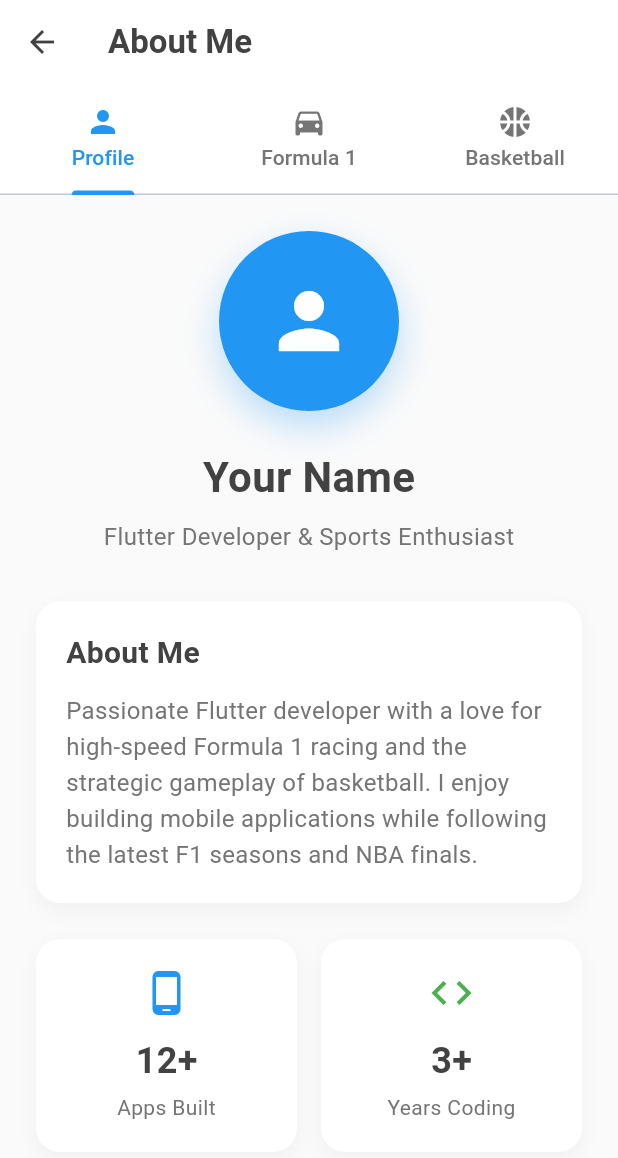
After one commit to Emma-Chelimo/TEST.-LIFESTYLE, a Flutter app: the AboutMePage screen opened directly, on a phone screen of 412 x 824 dp. The commit adds this screen. Shown: the top 1158 px of the screen. Run offline on Flutter 3.47's test engine with Material 3 defaults, Android fonts, the light colour scheme and no system bars; statements that could not run were skipped.

Commit message:
added about_me page

```diff
--- /dev/null
+++ b/lib/about_me.dart
@@ -0,0 +1,571 @@
+// about_me_page.dart
+import 'package:flutter/material.dart';
+
+class AboutMePage extends StatefulWidget {
+  @override
+  _AboutMePageState createState() => _AboutMePageState();
+}
+
+class _AboutMePageState extends State<AboutMePage> with TickerProviderStateMixin {
+  late TabController _tabController;
+
+  @override
+  void initState() {
+    super.initState();
+    _tabController = TabController(length: 3, vsync: this);
+  }
+
+  @override
+  void dispose() {
+    _tabController.dispose();
+    super.dispose();
+  }
+
+  @override
+  Widget build(BuildContext context) {
+    return Scaffold(
+      backgroundColor: Colors.grey[50],
+      appBar: AppBar(
+        title: Text(
+          'About Me',
+          style: TextStyle(
+            fontWeight: FontWeight.bold,
+            color: Colors.grey[800],
+          ),
+        ),
+        backgroundColor: Colors.white,
+        elevation: 0,
+        iconTheme: IconThemeData(color: Colors.grey[800]),
+        bottom: TabBar(
+          controller: _tabController,
+          labelColor: Colors.blue,
+          unselectedLabelColor: Colors.grey[600],
+          indicatorColor: Colors.blue,
+          tabs: [
+            Tab(icon: Icon(Icons.person), text: 'Profile'),
+            Tab(icon: Icon(Icons.directions_car), text: 'Formula 1'),
+            Tab(icon: Icon(Icons.sports_basketball), text: 'Basketball'),
+          ],
+        ),
+      ),
+      body: TabBarView(
+        controller: _tabController,
+        children: [
+          _buildProfileTab(),
+          _buildF1Tab(),
+          _buildBasketballTab(),
+        ],
+      ),
+    );
+  }
+
+  Widget _buildProfileTab() {
+    return SingleChildScrollView(
+      padding: EdgeInsets.all(24.0),
+      child: Column(
+        children: [
+          // Profile Picture
+          Container(
+            width: 120,
+            height: 120,
+            decoration: BoxDecoration(
+              color: Colors.blue,
+              shape: BoxShape.circle,
+              boxShadow: [
+                BoxShadow(
+                  color: Colors.blue.withOpacity(0.3),
+                  blurRadius: 20,
+                  offset: Offset(0, 10),
+                ),
+              ],
+            ),
+            child: Icon(
+              Icons.person,
+              size: 60,
+              color: Colors.white,
+            ),
+          ),
+
+          SizedBox(height: 24),
+
+          // Name and Title
+          Text(
+            'Your Name',
+            style: TextStyle(
+              fontSize: 28,
+              fontWeight: FontWeight.bold,
+              color: Colors.grey[800],
+            ),
+          ),
+
+          SizedBox(height: 8),
+
+          Text(
+            'Flutter Developer & Sports Enthusiast',
+            style: TextStyle(
+              fontSize: 16,
+              color: Colors.grey[600],
+            ),
+          ),
+
+          SizedBox(height: 32),
+
+          // Bio Card
+          Container(
+            width: double.infinity,
+            padding: EdgeInsets.all(20),
+            decoration: BoxDecoration(
+              color: Colors.white,
+              borderRadius: BorderRadius.circular(16),
+              boxShadow: [
+                BoxShadow(
+                  color: Colors.grey.withOpacity(0.1),
+                  blurRadius: 10,
+                  offset: Offset(0, 5),
+                ),
+              ],
+            ),
+            child: Column(
+              crossAxisAlignment: CrossAxisAlignment.start,
+              children: [
+                Text(
+                  'About Me',
+                  style: TextStyle(
+                    fontSize: 20,
+                    fontWeight: FontWeight.bold,
+                    color: Colors.grey[800],
+                  ),
+                ),
+                SizedBox(height: 12),
+                Text(
+                  'Passionate Flutter developer with a love for high-speed Formula 1 racing and the strategic gameplay of basketball. I enjoy building mobile applications while following the latest F1 seasons and NBA finals.',
+                  style: TextStyle(
+                    fontSize: 16,
+                    color: Colors.grey[600],
+                    height: 1.5,
+                  ),
+                ),
+              ],
+            ),
+          ),
+
+          SizedBox(height: 24),
+
+          // Stats Cards
+          Row(
+            children: [
+              Expanded(
+                child: _buildStatCard('Apps Built', '12+', Icons.phone_android, Colors.blue),
+              ),
+              SizedBox(width: 16),
+              Expanded(
+                child: _buildStatCard('Years Coding', '3+', Icons.code, Colors.green),
+              ),
+            ],
+          ),
+        ],
+      ),
+    );
+  }
+
+  Widget _buildF1Tab() {
+    return SingleChildScrollView(
+      padding: EdgeInsets.all(24.0),
+      child: Column(
+        crossAxisAlignment: CrossAxisAlignment.start,
+        children: [
+          // F1 Header
+          Container(
+            width: double.infinity,
+            height: 120,
+            decoration: BoxDecoration(
+              gradient: LinearGradient(
+                colors: [Colors.red[600]!, Colors.red[400]!],
+                begin: Alignment.topLeft,
+                end: Alignment.bottomRight,
+              ),
+              borderRadius: BorderRadius.circular(16),
+            ),
+            child: Center(
+              child: Column(
+                mainAxisAlignment: MainAxisAlignment.center,
+                children: [
+                  Icon(Icons.directions_car, size: 40, color: Colors.white),
+                  SizedBox(height: 8),
+                  Text(
+                    'Formula 1 Passion',
+                    style: TextStyle(
+                      fontSize: 24,
+                      fontWeight: FontWeight.bold,
+                      color: Colors.white,
+                    ),
+                  ),
+                ],
+              ),
+            ),
+          ),
+
+          SizedBox(height: 24),
+
+          // Favorite Driver
+          _buildInfoCard(
+            'Favorite Driver',
+            'Max Verstappen',
+            'Red Bull Racing',
+            Icons.star,
+            Colors.blue[600]!,
+          ),
+
+          SizedBox(height: 16),
+
+          // Favorite Team
+          _buildInfoCard(
+            'Favorite Team',
+            'Red Bull Racing',
+            'Current Champions',
+            Icons.emoji_events,
+            Colors.orange[600]!,
+          ),
+
+          SizedBox(height: 16),
+
+          // Favorite Circuit
+          _buildInfoCard(
+            'Favorite Circuit',
+            'Monaco Grand Prix',
+            'Street Circuit Legend',
+            Icons.location_on,
+            Colors.green[600]!,
+          ),
+
+          SizedBox(height: 24),
+
+          // Recent Season Highlights
+          Text(
+            'Recent Season Highlights',
+            style: TextStyle(
+              fontSize: 20,
+              fontWeight: FontWeight.bold,
+              color: Colors.grey[800],
+            ),
+          ),
+
+          SizedBox(height: 16),
+
+          _buildHighlightCard(
+            '2024 Season',
+            'Following the intense championship battle',
+            Icons.speed,
+          ),
+
+          SizedBox(height: 12),
+
+          _buildHighlightCard(
+            'Best Races',
+            'Monaco, Silverstone, Spa-Francorchamps',
+            Icons.flag,
+          ),
+        ],
+      ),
+    );
+  }
+
+  Widget _buildBasketballTab() {
+    return SingleChildScrollView(
+      padding: EdgeInsets.all(24.0),
+      child: Column(
+        crossAxisAlignment: CrossAxisAlignment.start,
+        children: [
+          // Basketball Header
+          Container(
+            width: double.infinity,
+            height: 120,
+            decoration: BoxDecoration(
+              gradient: LinearGradient(
+                colors: [Colors.orange[600]!, Colors.orange[400]!],
+                begin: Alignment.topLeft,
+                end: Alignment.bottomRight,
+              ),
+              borderRadius: BorderRadius.circular(16),
+            ),
+            child: Center(
+              child: Column(
+                mainAxisAlignment: MainAxisAlignment.center,
+                children: [
+                  Icon(Icons.sports_basketball, size: 40, color: Colors.white),
+                  SizedBox(height: 8),
+                  Text(
+                    'Basketball Finals',
+                    style: TextStyle(
+                      fontSize: 24,
+                      fontWeight: FontWeight.bold,
+                      color: Colors.white,
+                    ),
+                  ),
+                ],
+              ),
+            ),
+          ),
+
+          SizedBox(height: 24),
+
+          // Favorite Team
+          _buildInfoCard(
+            'Favorite NBA Team',
+            'Los Angeles Lakers',
+            '17x NBA Champions',
+            Icons.emoji_events,
+            Colors.purple[600]!,
+          ),
+
+          SizedBox(height: 16),
+
+          // Favorite Player
+          _buildInfoCard(
+            'Favorite Player',
+            'LeBron James',
+            'The King',
+            Icons.star,
+            Colors.blue[600]!,
+          ),
+
+          SizedBox(height: 16),
+
+          // Finals History
+          _buildInfoCard(
+            'Memorable Finals',
+            '2020 NBA Finals',
+            'Lakers Championship',
+            Icons.trophy,
+            Colors.amber[600]!,
+          ),
+
+          SizedBox(height: 24),
+
+          // Recent Finals
+          Text(
+            'Recent NBA Finals',
+            style: TextStyle(
+              fontSize: 20,
+              fontWeight: FontWeight.bold,
+              color: Colors.grey[800],
+            ),
+          ),
+
+          SizedBox(height: 16),
+
+          _buildFinalsCard('2024 Finals', 'Boston Celtics vs Dallas Mavericks', 'Celtics Win 4-1'),
+          SizedBox(height: 12),
+          _buildFinalsCard('2023 Finals', 'Denver Nuggets vs Miami Heat', 'Nuggets Win 4-1'),
+          SizedBox(height: 12),
+          _buildFinalsCard('2022 Finals', 'Golden State Warriors vs Boston Celtics', 'Warriors Win 4-2'),
+
+          SizedBox(height: 24),
+
+          // Basketball Stats
+          Row(
+            children: [
+              Expanded(
+                child: _buildStatCard('Favorite Position', 'Point Guard', Icons.sports_basketball, Colors.orange),
+              ),
+              SizedBox(width: 16),
+              Expanded(
+                child: _buildStatCard('Finals Watched', '15+', Icons.tv, Colors.purple),
+              ),
+            ],
+          ),
+        ],
+      ),
+    );
+  }
+
+  Widget _buildStatCard(String title, String value, IconData icon, Color color) {
+    return Container(
+      padding: EdgeInsets.all(20),
+      decoration: BoxDecoration(
+        color: Colors.white,
+        borderRadius: BorderRadius.circular(16),
+        boxShadow: [
+          BoxShadow(
+            color: Colors.grey.withOpacity(0.1),
+            blurRadius: 10,
+            offset: Offset(0, 5),
+          ),
+        ],
+      ),
+      child: Column(
+        children: [
+          Icon(icon, size: 32, color: color),
+          SizedBox(height: 12),
+          Text(
+            value,
+            style: TextStyle(
+              fontSize: 24,
+              fontWeight: FontWeight.bold,
+              color: Colors.grey[800],
+            ),
+          ),
+          SizedBox(height: 4),
+          Text(
+            title,
+            textAlign: TextAlign.center,
+            style: TextStyle(
+              fontSize: 14,
+              color: Colors.grey[600],
+            ),
+          ),
+        ],
+      ),
+    );
+  }
+
+  Widget _buildInfoCard(String title, String main, String subtitle, IconData icon, Color color) {
+    return Container(
+      width: double.infinity,
+      padding: EdgeInsets.all(20),
+      decoration: BoxDecoration(
+        color: Colors.white,
+        borderRadius: BorderRadius.circular(16),
+        boxShadow: [
+          BoxShadow(
+            color: Colors.grey.withOpacity(0.1),
+            blurRadius: 10,
+            offset: Offset(0, 5),
+          ),
+        ],
+      ),
+      child: Row(
+        children: [
+          Container(
+            width: 50,
+            height: 50,
+            decoration: BoxDecoration(
+              color: color.withOpacity(0.1),
+              borderRadius: BorderRadius.circular(12),
+            ),
+            child: Icon(icon, color: color, size: 24),
+          ),
+          SizedBox(width: 16),
+          Expanded(
+            child: Column(
+              crossAxisAlignment: CrossAxisAlignment.start,
+              children: [
+                Text(
+                  title,
+                  style: TextStyle(
+                    fontSize: 14,
+                    color: Colors.grey[600],
+                  ),
+                ),
+                SizedBox(height: 4),
+                Text(
+                  main,
+                  style: TextStyle(
+                    fontSize: 18,
+                    fontWeight: FontWeight.bold,
+                    color: Colors.grey[800],
+                  ),
+                ),
+                Text(
+                  subtitle,
+                  style: TextStyle(
+                    fontSize: 14,
+                    color: Colors.grey[500],
+                  ),
+                ),
+              ],
+            ),
+          ),
+        ],
+      ),
+    );
+  }
+
+  Widget _buildHighlightCard(String title, String description, IconData icon) {
+    return Container(
+      width: double.infinity,
+      padding: EdgeInsets.all(16),
+      decoration: BoxDecoration(
+        color: Colors.white,
+        borderRadius: BorderRadius.circular(12),
+        border: Border.all(color: Colors.grey[200]!),
+      ),
+      child: Row(
+        children: [
+          Icon(icon, color: Colors.red[600], size: 20),
+          SizedBox(width: 12),
+          Expanded(
+            child: Column(
+              crossAxisAlignment: CrossAxisAlignment.start,
+              children: [
+                Text(
+                  title,
+                  style: TextStyle(
+                    fontSize: 16,
+                    fontWeight: FontWeight.w600,
+                    color: Colors.grey[800],
+                  ),
+                ),
+                Text(
+                  description,
+                  style: TextStyle(
+                    fontSize: 14,
+                    color: Colors.grey[600],
+                  ),
+                ),
+              ],
+            ),
+          ),
+        ],
+      ),
+    );
+  }
+
+  Widget _buildFinalsCard(String year, String matchup, String result) {
+    return Container(
+      width: double.infinity,
+      padding: EdgeInsets.all(16),
+      decoration: BoxDecoration(
+        color: Colors.white,
+        borderRadius: BorderRadius.circular(12),
+        border: Border.all(color: Colors.grey[200]!),
+      ),
+      child: Column(
+        crossAxisAlignment: CrossAxisAlignment.start,
+        children: [
+          Row(
+            mainAxisAlignment: MainAxisAlignment.spaceBetween,
+            children: [
+              Text(
+                year,
+                style: TextStyle(
+                  fontSize: 16,
+                  fontWeight: FontWeight.bold,
+                  color: Colors.orange[600],
+                ),
+              ),
+              Icon(Icons.sports_basketball, color: Colors.orange[400], size: 20),
+            ],
+          ),
+          SizedBox(height: 8),
+          Text(
+            matchup,
+            style: TextStyle(
+              fontSize: 16,
+              fontWeight: FontWeight.w600,
+              color: Colors.grey[800],
+            ),
+          ),
+          SizedBox(height: 4),
+          Text(
+            result,
+            style: TextStyle(
+              fontSize: 14,
+              color: Colors.grey[600],
+            ),
+          ),
+        ],
+      ),
+    );
+  }
+}
--- a/lib/signin.dart
+++ b/lib/signin.dart
@@ -1,6 +1,8 @@
 // signin_page.dart - Updated with proper homepage navigation
 import 'package:flutter/material.dart';
 import 'home_page.dart'; // Make sure this import path is correct for your project
+import 'about_me.dart'; // Import your HomePage or AboutMe page here
+
 
 class SignInPage extends StatefulWidget {
   @override
```
